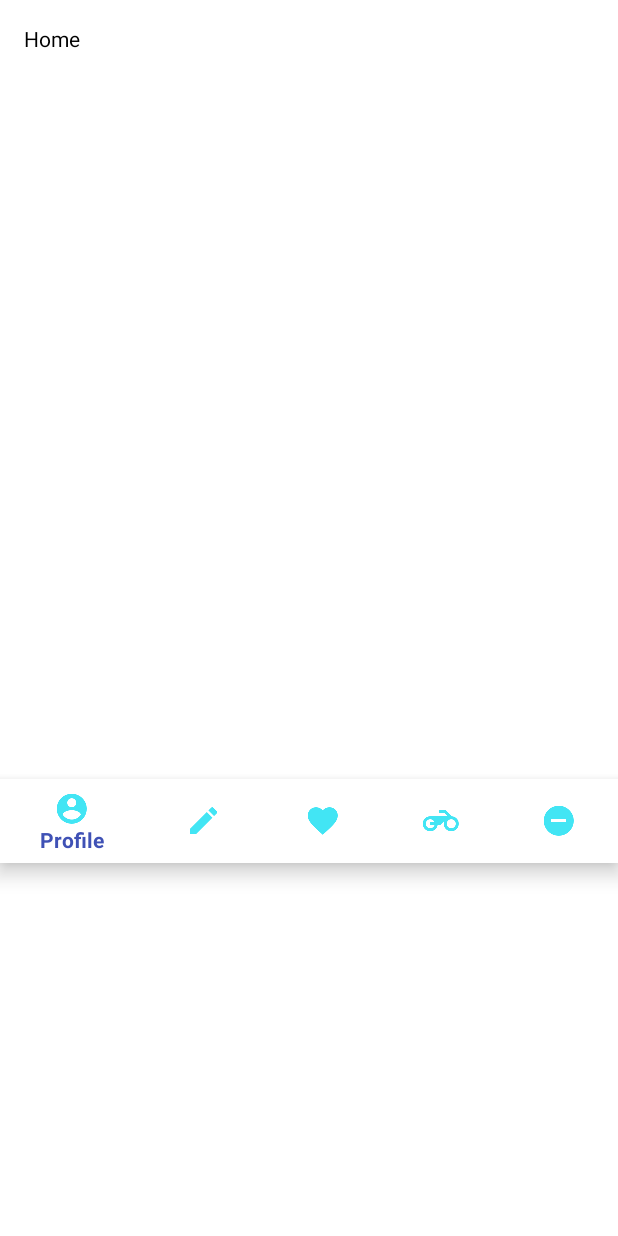
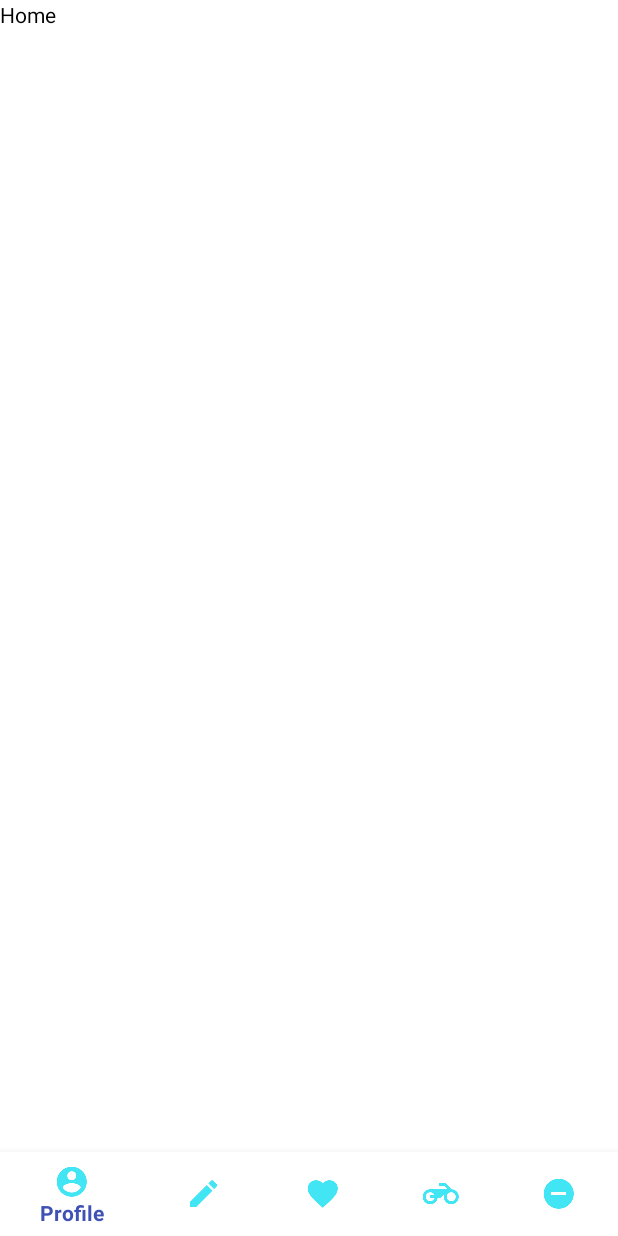
Before and after one commit to katebyars/RealHouse, an Android app: the screen it shows after launch once a user with an empty profile is signed in (MainActivity), on a phone screen of 412 x 824 dp. Run offline under Robolectric (Android 15) with nearby library versions, the phone set to English and light mode, and no system bars; our stand-ins replace ButterKnife, Firebase (no records; nobody signed in at launch, a user with empty details on screens opened directly).

Commit message:
correct bottom nav on main activity.

```diff
--- a/app/src/main/res/layout/activity_login.xml
+++ b/app/src/main/res/layout/activity_login.xml
@@ -4,7 +4,7 @@
     xmlns:tools="http://schemas.android.com/tools"
     android:layout_width="match_parent"
     android:layout_height="match_parent"
-    tools:context="com.example.guest.realhouse.LoginActivity"
+    tools:context="com.example.guest.realhouse.ui.LoginActivity"
     android:background="@color/colorWhite">
 
         <android.support.v7.widget.AppCompatImageView
--- a/app/src/main/res/layout/activity_main.xml
+++ b/app/src/main/res/layout/activity_main.xml
@@ -1,11 +1,12 @@
 <?xml version="1.0" encoding="utf-8"?>
-<LinearLayout
+
+<android.support.constraint.ConstraintLayout
     xmlns:android="http://schemas.android.com/apk/res/android"
     xmlns:app="http://schemas.android.com/apk/res-auto"
     xmlns:tools="http://schemas.android.com/tools"
     android:id="@+id/container"
     android:layout_width="match_parent"
-    android:layout_height="match_parent"
+    android:layout_height="fill_parent"
     android:orientation="vertical"
     tools:context="com.example.guest.realhouse.ui.MainActivity"
     android:background="@color/colorWhite"
@@ -13,17 +14,19 @@
 
     <FrameLayout
         android:id="@+id/content"
-        android:layout_width="382dp"
-        android:layout_height="519dp">
+        android:layout_width="0dp"
+        android:layout_height="519dp"
+        tools:layout_constraintTop_creator="1"
+        tools:layout_constraintRight_creator="1"
+        app:layout_constraintRight_toRightOf="parent"
+        tools:layout_constraintLeft_creator="1"
+        app:layout_constraintLeft_toLeftOf="parent"
+        app:layout_constraintTop_toTopOf="parent">
 
         <TextView
             android:id="@+id/message"
             android:layout_width="match_parent"
             android:layout_height="wrap_content"
-            android:layout_marginBottom="@dimen/activity_vertical_margin"
-            android:layout_marginLeft="@dimen/activity_horizontal_margin"
-            android:layout_marginRight="@dimen/activity_horizontal_margin"
-            android:layout_marginTop="@dimen/activity_vertical_margin"
             android:text="@string/title_home"
             android:textColor="@color/colorBlack" />
 
@@ -31,11 +34,14 @@
 
     <android.support.design.widget.BottomNavigationView
         android:id="@+id/navigation"
-        android:layout_width="match_parent"
+        android:layout_width="wrap_content"
         android:layout_height="wrap_content"
         android:layout_gravity="bottom"
         android:background="@color/colorWhite"
         app:itemIconTint="@color/colorAccent"
-        app:menu="@menu/navigation"/>
+        app:layout_constraintBottom_toBottomOf="parent"
+        app:layout_constraintLeft_toLeftOf="parent"
+        app:layout_constraintRight_toRightOf="parent"
+        app:menu="@menu/navigation" />
 
-</LinearLayout>
+</android.support.constraint.ConstraintLayout>
--- a/app/src/main/res/layout/activity_main2.xml
+++ /dev/null
@@ -1,9 +0,0 @@
-<?xml version="1.0" encoding="utf-8"?>
-<android.support.constraint.ConstraintLayout xmlns:android="http://schemas.android.com/apk/res/android"
-    xmlns:app="http://schemas.android.com/apk/res-auto"
-    xmlns:tools="http://schemas.android.com/tools"
-    android:layout_width="match_parent"
-    android:layout_height="match_parent"
-    tools:context="com.example.guest.realhouse.ui.MainActivity">
-
-</android.support.constraint.ConstraintLayout>
```
